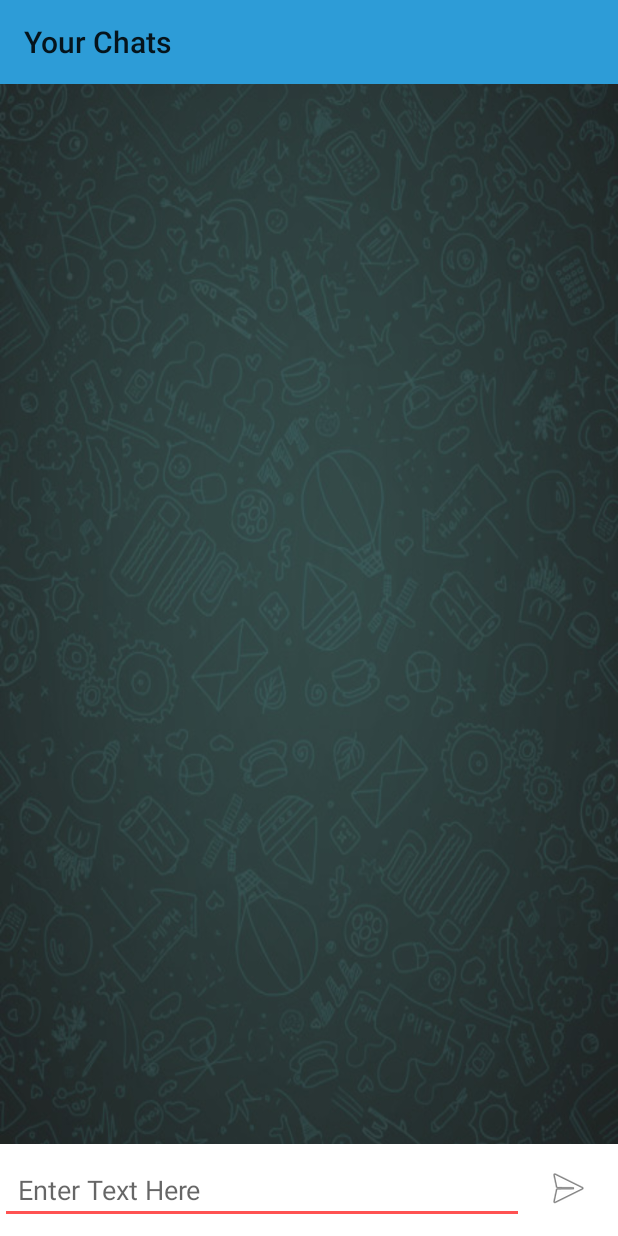
After one commit to ahishek/HChat, an Android app: the ChatActivity screen opened directly, with no data from a screen before it, on a phone screen of 412 x 824 dp. The commit adds this screen. Run offline under Robolectric (Android 15) with nearby library versions, the phone set to English and light mode, and no system bars.

Commit message:
Chat screen xml created

```diff
--- a/app/src/main/AndroidManifest.xml
+++ b/app/src/main/AndroidManifest.xml
@@ -15,6 +15,11 @@
                 <category android:name="android.intent.category.LAUNCHER"/>
             </intent-filter>
         </activity>
+        <activity
+            android:name=".ChatActivity"
+            android:label="@string/title_activity_chat"
+            android:theme="@style/AppTheme">
+        </activity>
     </application>
 
 </manifest>
--- /dev/null
+++ b/app/src/main/java/com/example/abhisheknair/hchat/ChatActivity.java
@@ -0,0 +1,20 @@
+package com.example.abhisheknair.hchat;
+
+import android.os.Bundle;
+import android.support.design.widget.FloatingActionButton;
+import android.support.design.widget.Snackbar;
+import android.support.v7.app.AppCompatActivity;
+import android.support.v7.widget.Toolbar;
+import android.view.View;
+
+public class ChatActivity extends AppCompatActivity {
+
+    @Override
+    protected void onCreate(Bundle savedInstanceState) {
+        super.onCreate(savedInstanceState);
+        setContentView(R.layout.activity_chat);
+        Toolbar toolbar = (Toolbar) findViewById(R.id.toolbar);
+        setSupportActionBar(toolbar);
+    }
+
+}
--- a/app/src/main/java/com/example/abhisheknair/hchat/MainActivity.java
+++ b/app/src/main/java/com/example/abhisheknair/hchat/MainActivity.java
@@ -1,13 +1,29 @@
 package com.example.abhisheknair.hchat;
 
+import android.os.Bundle;
 import android.support.v7.app.AppCompatActivity;
-import android.os.Bundle;
+import android.support.v7.widget.AppCompatButton;
+import android.view.View;
 
-public class MainActivity extends AppCompatActivity {
+public class MainActivity extends AppCompatActivity implements View.OnClickListener{
 
     @Override
     protected void onCreate(Bundle savedInstanceState) {
         super.onCreate(savedInstanceState);
         setContentView(R.layout.activity_main);
+        initControls();
+    }
+
+    private void initControls() {
+        AppCompatButton button = (AppCompatButton) findViewById(R.id.btn_login);
+        button.setOnClickListener(this);
+    }
+
+    @Override
+    public void onClick(View v) {
+        switch (v.getId()) {
+            case R.id.btn_login:
+
+        }
     }
 }
--- /dev/null
+++ b/app/src/main/res/drawable/list_divider.xml
@@ -0,0 +1,10 @@
+<?xml version="1.0" encoding="utf-8"?>
+
+<layer-list xmlns:android="http://schemas.android.com/apk/res/android">
+    <item>
+        <shape android:shape="rectangle">
+            <size android:height="2dp" />
+            <solid android:color="@android:color/transparent" />
+        </shape>
+    </item>
+</layer-list>
--- /dev/null
+++ b/app/src/main/res/layout/activity_chat.xml
@@ -0,0 +1,74 @@
+<RelativeLayout android:id="@+id/chat_layout"
+                xmlns:android="http://schemas.android.com/apk/res/android"
+                xmlns:app="http://schemas.android.com/apk/res-auto"
+                xmlns:tools="http://schemas.android.com/tools"
+                android:layout_width="match_parent"
+                android:layout_height="match_parent"
+                android:background="@drawable/background"
+                tools:context=".MainActivity">
+
+    <android.support.v7.widget.Toolbar
+        android:id="@+id/toolbar"
+        android:layout_width="match_parent"
+        android:layout_height="?attr/actionBarSize"
+        android:background="?attr/colorPrimary"
+        android:title="@string/title_activity_chat"
+        app:popupTheme="@style/ThemeOverlay.AppCompat.Light"/>
+
+
+    <ListView
+        android:id="@+id/chat_list_view"
+        android:layout_width="match_parent"
+        android:layout_height="match_parent"
+        android:layout_below="@id/toolbar"
+        android:layout_above="@+id/bottomlayout"
+        android:divider="@drawable/list_divider"
+        android:paddingLeft="@dimen/activity_horizontal_margin"
+        android:paddingRight="@dimen/activity_horizontal_margin"
+        android:scrollbarStyle="outsideOverlay"></ListView>
+
+    <LinearLayout
+        android:id="@+id/bottomlayout"
+        android:layout_width="match_parent"
+        android:layout_height="wrap_content"
+        android:layout_alignParentBottom="true"
+        android:background="@android:color/white"
+        android:orientation="vertical">
+
+        <RelativeLayout
+            android:layout_width="match_parent"
+            android:layout_height="wrap_content">
+
+            <EditText
+                android:id="@+id/chat_edit_text1"
+                android:layout_width="match_parent"
+                android:layout_height="wrap_content"
+                android:layout_marginBottom="@dimen/spacing_8"
+                android:layout_marginTop="@dimen/spacing_8"
+                android:layout_toLeftOf="@+id/enter_chat1"
+                android:layout_toStartOf="@+id/enter_chat1"
+                android:hint="@string/hint_text"
+                android:paddingLeft="@dimen/spacing_12"
+                android:scrollHorizontally="false"
+                android:textSize="@dimen/font_size_18"/>
+
+            <ImageView
+                android:id="@+id/enter_chat1"
+                android:layout_width="wrap_content"
+                android:layout_height="wrap_content"
+                android:layout_alignBottom="@id/chat_edit_text1"
+                android:layout_alignParentEnd="true"
+                android:layout_alignParentRight="true"
+                android:layout_marginBottom="@dimen/spacing_8"
+                android:paddingEnd="17dp"
+                android:paddingLeft="13dp"
+                android:paddingRight="17dp"
+                android:paddingStart="13dp"
+                android:src="@android:drawable/ic_menu_send"/>
+
+        </RelativeLayout>
+
+
+    </LinearLayout>
+
+</RelativeLayout>
--- /dev/null
+++ b/app/src/main/res/values-v21/styles.xml
@@ -0,0 +1,2 @@
+<resources>
+</resources>
--- a/app/src/main/res/values/dimens.xml
+++ b/app/src/main/res/values/dimens.xml
@@ -4,9 +4,12 @@
     <dimen name="activity_vertical_margin">16dp</dimen>
 
     <dimen name="spacing_12">12dp</dimen>
+    <dimen name="spacing_8">8dp</dimen>
     <dimen name="spacing_24">24dp</dimen>
     <dimen name="spacing_60">60dp</dimen>
     <dimen name="spacing_190">190dp</dimen>
 
     <dimen name="font_size_30">30sp</dimen>
+    <dimen name="font_size_18">18sp</dimen>
+    <dimen name="spacing_16">16dp</dimen>
 </resources>
--- a/app/src/main/res/values/strings.xml
+++ b/app/src/main/res/values/strings.xml
@@ -2,4 +2,6 @@
     <string name="app_name">HChat</string>
     <string name="enter_chat">View Chats</string>
     <string name="welcome">Welcome to HChat!</string>
+    <string name="hint_text">Enter Text Here</string>
+    <string name="title_activity_chat">Your Chats</string>
 </resources>
--- a/app/src/main/res/values/styles.xml
+++ b/app/src/main/res/values/styles.xml
@@ -7,5 +7,7 @@
         <item name="colorPrimaryDark">@color/colorPrimaryDark</item>
         <item name="colorAccent">@color/colorAccent</item>
     </style>
+    <style name="AppTheme.AppBarOverlay" parent="ThemeOverlay.AppCompat.Dark.ActionBar"/>
+    <style name="AppTheme.PopupOverlay" parent="ThemeOverlay.AppCompat.Light"/>
 
 </resources>
```
Also changed, not shown: app/src/main/res/drawable/background.jpg (added).
